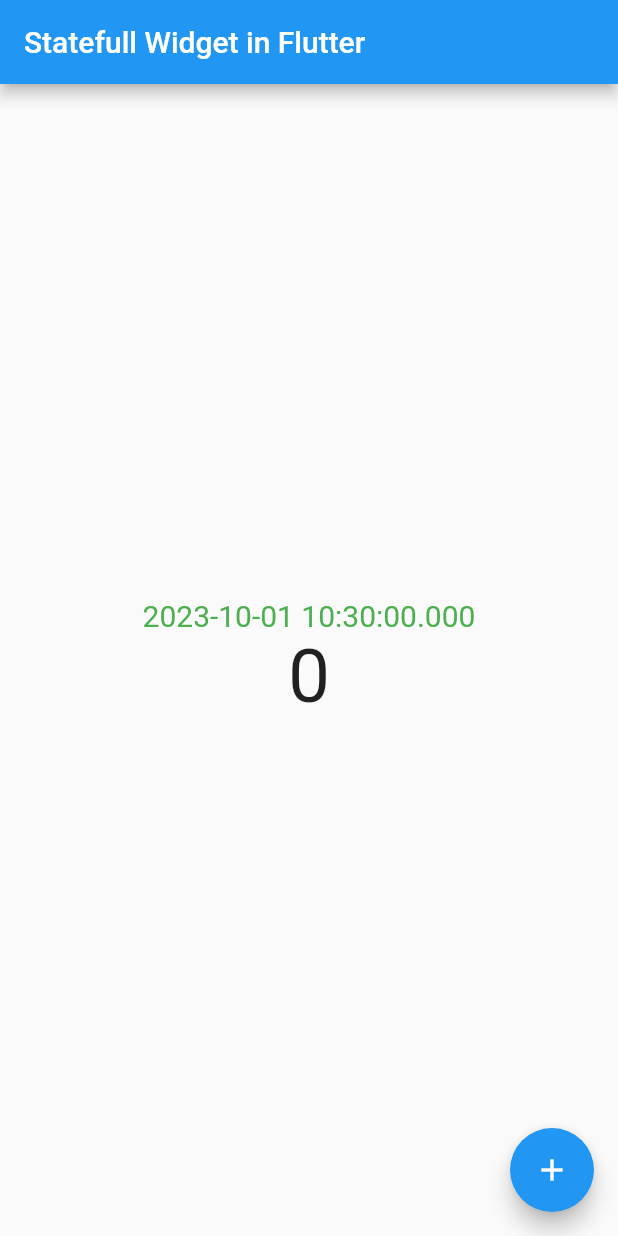
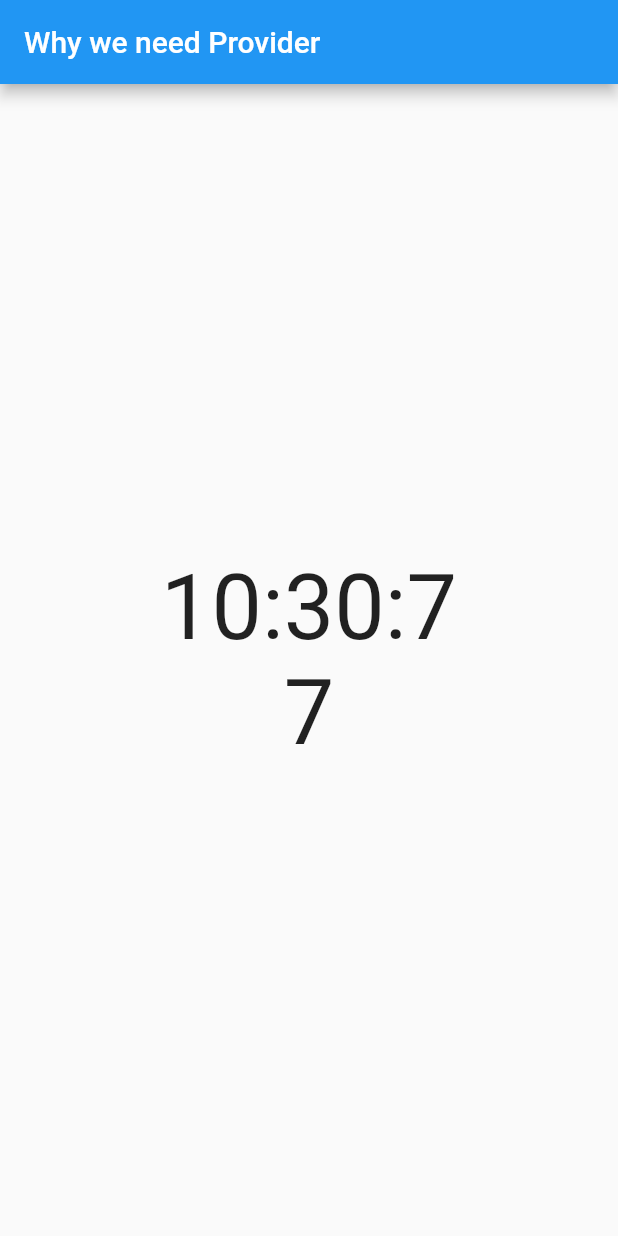
Before and after one commit to SHOAIB1050/state_management_in_flutter-master, a Flutter app: the screen it shows after launch, on a phone screen of 412 x 824 dp. Run offline on Flutter 3.47's test engine with Material 2 defaults, Android fonts, the light colour scheme and no system bars.

Commit message:
Why we need Providers

```diff
--- a/lib/Why_Nedd_Providers.dart
+++ b/lib/Why_Nedd_Providers.dart
@@ -0,0 +1,45 @@
+import 'dart:async';
+
+import 'package:flutter/material.dart';
+
+class NeedProvider extends StatefulWidget {
+  const NeedProvider({super.key});
+
+  @override
+  State<NeedProvider> createState() => _NeedProviderState();
+}
+
+class _NeedProviderState extends State<NeedProvider> {
+  int Point = 0;
+  @override
+  void initState() {
+    // TODO: implement initState
+    super.initState();
+    Timer.periodic(Duration(seconds: 1), (timer) {
+      Point++;
+      setState(() {
+
+      });
+    });
+
+  }
+  @override
+  Widget build(BuildContext context) {
+    return Scaffold(
+      appBar: AppBar(
+        title: Text('Why we need Provider'),
+      ),
+      body: Center(
+        child: Column(
+          mainAxisAlignment: MainAxisAlignment.center,
+          crossAxisAlignment: CrossAxisAlignment.center,
+          children: [
+            Container(child: Text(DateTime.now().hour.toString()+ ':' + DateTime.now().minute.toString() + ':' + DateTime.now().second.toString(), style: TextStyle(fontSize: 60),),),
+            Container(child: Text(Point.toString(), style: TextStyle(fontSize: 60),),)
+          ],
+        ),
+      ),
+
+    );
+  }
+}
--- a/lib/main.dart
+++ b/lib/main.dart
@@ -1,5 +1,6 @@
 import 'package:flutter/material.dart';
 import 'package:state_management_in_flutter/HomeScreen.dart';
+import 'package:state_management_in_flutter/Why_Nedd_Providers.dart';
 
 import 'Statefull_Widget.dart';
 
@@ -18,7 +19,7 @@ class MyApp extends StatelessWidget {
       theme: ThemeData(
         primaryColor: Colors.blue
       ),
-      home: StateFullWidget(),
+      home: NeedProvider(),
     );
   }
 }
```
